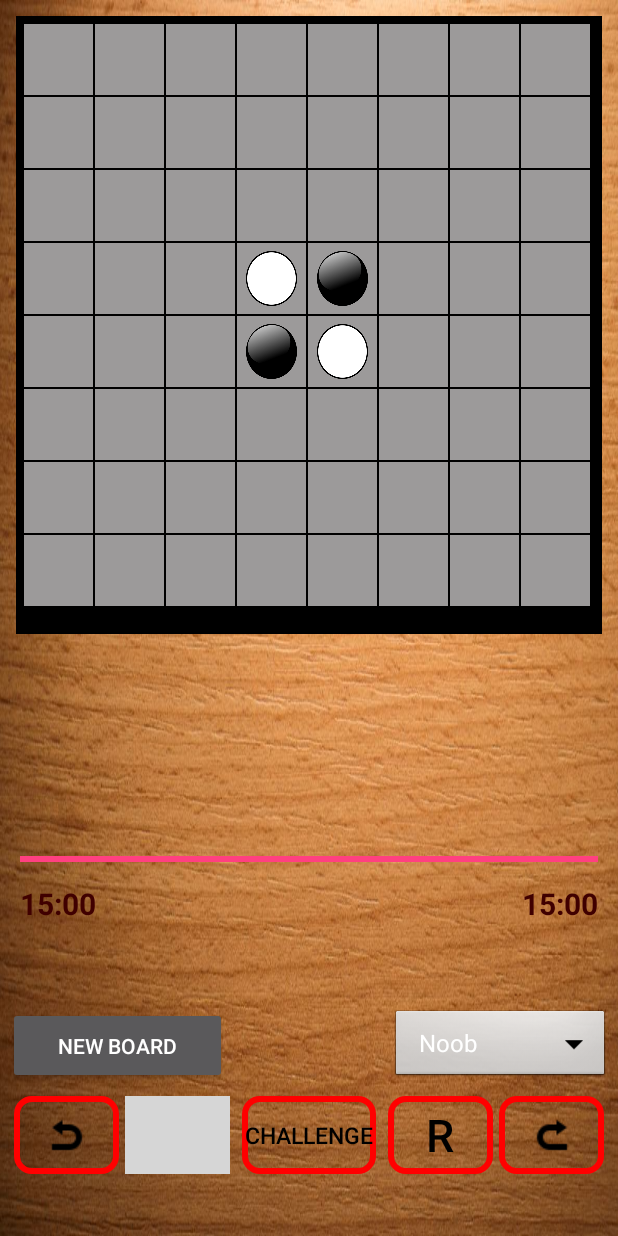
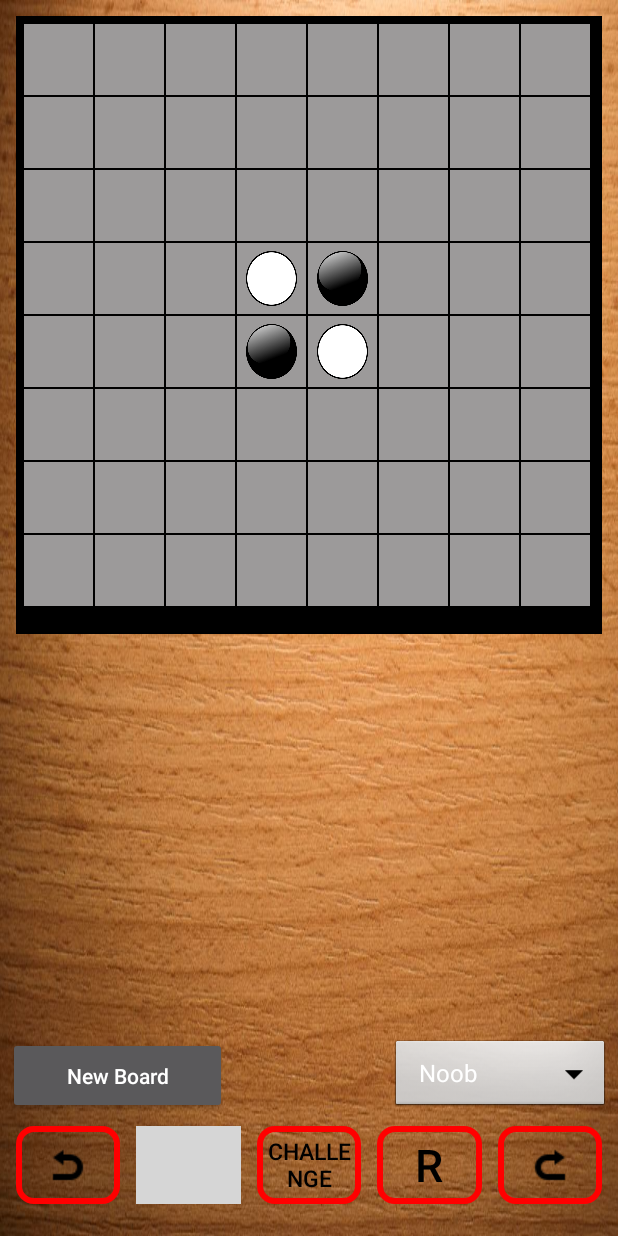
Before and after one commit to TaQuangTu/Othello_AI, an Android app: the MainActivity screen opened directly, with no data from a screen before it, on a phone screen of 412 x 824 dp. Run offline under Robolectric (Android 15) with nearby library versions, the phone set to English and light mode, and no system bars; 3 statements that could not run were skipped; grey boxes are pictures that could not be loaded.

```diff
--- a/app/src/main/res/layout/activity_main.xml
+++ b/app/src/main/res/layout/activity_main.xml
@@ -3,73 +3,94 @@
     xmlns:app="http://schemas.android.com/apk/res-auto"
     xmlns:tools="http://schemas.android.com/tools"
     android:layout_width="match_parent"
+    android:layout_height="match_parent"
     android:background="@drawable/table"
-    android:layout_height="match_parent"
     android:padding="5dp"
     tools:context=".view.MainActivity">
+
     <GridView
-        android:horizontalSpacing="1.5dp"
-        android:verticalSpacing="1.5dp"
-        android:padding="5dp"
-        android:background="#000000"
         android:id="@+id/gvBoard"
-        android:numColumns="8"
-        android:layout_margin="5dp"
         android:layout_width="match_parent"
         android:layout_height="100dp"
-        android:layout_marginEnd="8dp"
+        android:layout_margin="5dp"
         android:layout_marginLeft="8dp"
+        android:layout_marginTop="8dp"
         android:layout_marginRight="8dp"
-        android:layout_marginStart="8dp"
-        android:layout_marginTop="8dp"
+        android:background="#000000"
+        android:horizontalSpacing="1.5dp"
+        android:numColumns="8"
+        android:padding="5dp"
+        android:verticalSpacing="1.5dp"
         app:layout_constraintEnd_toEndOf="parent"
         app:layout_constraintStart_toStartOf="parent"
         app:layout_constraintTop_toTopOf="parent" />
 
     <ImageButton
         android:id="@+id/imbUndo"
-        android:layout_width="70dp"
+        android:layout_width="0dp"
         android:layout_height="52dp"
-        android:layout_marginBottom="36dp"
-        android:layout_marginLeft="4dp"
-        android:layout_marginStart="4dp"
+        android:layout_marginHorizontal="5dp"
+        android:layout_marginBottom="16dp"
         android:background="@drawable/button_frame"
         app:layout_constraintBottom_toBottomOf="parent"
+        app:layout_constraintEnd_toStartOf="@id/imbNewGame"
         app:layout_constraintStart_toStartOf="parent"
         app:srcCompat="@drawable/undo" />
 
     <ImageButton
         android:id="@+id/imbNewGame"
-        android:layout_width="70dp"
+        android:layout_width="0dp"
         android:layout_height="52dp"
-        android:layout_marginBottom="36dp"
-        android:layout_marginLeft="4dp"
-        android:layout_marginStart="4dp"
+        android:layout_marginHorizontal="5dp"
+        android:layout_marginBottom="16dp"
         android:background="@drawable/button_frame"
-        android:scaleType="fitXY"
         android:src="@drawable/restart"
         app:layout_constraintBottom_toBottomOf="parent"
+        app:layout_constraintEnd_toStartOf="@id/btn_challenge"
         app:layout_constraintStart_toEndOf="@+id/imbUndo" />
 
-    <ProgressBar
-        android:id="@+id/pbTime"
-        style="?android:attr/progressBarStyleHorizontal"
+    <Button
+        android:padding="2dp"
+        android:id="@+id/btn_challenge"
         android:layout_width="0dp"
-        android:layout_height="wrap_content"
+        android:layout_height="52dp"
+        android:layout_marginHorizontal="5dp"
         android:layout_marginBottom="16dp"
-        android:layout_marginEnd="8dp"
-        android:layout_marginLeft="8dp"
-        android:layout_marginRight="8dp"
-        android:layout_marginStart="8dp"
-        android:layout_marginTop="8dp"
-        android:backgroundTint="@color/colorPrimary"
-        android:max="15"
-        android:progress="15"
-        android:progressBackgroundTint="@color/colorAccent"
-        app:layout_constraintBottom_toTopOf="@+id/imbNewGame"
+        android:background="@drawable/button_frame"
+        android:text="Challenge"
+        android:textColor="#000000"
+        android:textSize="15sp"
+        app:layout_constraintBottom_toBottomOf="parent"
+        app:layout_constraintEnd_toStartOf="@id/btn_random"
+        app:layout_constraintStart_toEndOf="@+id/imbNewGame" />
+
+    <Button
+        android:id="@+id/btn_random"
+        android:layout_width="0dp"
+        android:layout_height="52dp"
+        android:layout_marginHorizontal="5dp"
+        android:layout_marginBottom="16dp"
+        android:background="@drawable/button_frame"
+        android:text="R"
+        android:textColor="#000000"
+        android:textSize="30sp"
+        app:layout_constraintBottom_toBottomOf="parent"
+        app:layout_constraintEnd_toStartOf="@id/imbRedo"
+        app:layout_constraintStart_toEndOf="@+id/btn_challenge" />
+
+    <ImageButton
+        android:id="@+id/imbRedo"
+        android:layout_width="0dp"
+        android:layout_height="52dp"
+        android:layout_marginHorizontal="5dp"
+        android:layout_marginRight="4dp"
+        android:layout_marginBottom="16dp"
+        android:background="@drawable/button_frame"
+        app:layout_constraintBottom_toBottomOf="parent"
         app:layout_constraintEnd_toEndOf="parent"
-        app:layout_constraintStart_toStartOf="parent"
-        app:layout_constraintTop_toBottomOf="@+id/gvBoard" />
+        app:layout_constraintStart_toEndOf="@+id/btn_random"
+        app:srcCompat="@drawable/redo" />
+
 
     <Button
         android:id="@+id/btResetBoard"
@@ -77,6 +98,7 @@
         android:layout_height="51dp"
         android:layout_marginBottom="8dp"
         android:text="New Board"
+        android:textAllCaps="false"
         app:layout_constraintBottom_toTopOf="@+id/imbNewGame"
         app:layout_constraintStart_toStartOf="parent" />
 
@@ -88,76 +110,4 @@
         android:background="@android:drawable/btn_dropdown"
         app:layout_constraintBottom_toTopOf="@+id/imbNewGame"
         app:layout_constraintEnd_toEndOf="parent" />
-
-    <ImageButton
-        android:id="@+id/imbRedo"
-        android:layout_width="70dp"
-        android:layout_height="52dp"
-        android:layout_marginBottom="36dp"
-        android:layout_marginEnd="4dp"
-        android:layout_marginRight="4dp"
-        android:background="@drawable/button_frame"
-        app:layout_constraintBottom_toBottomOf="parent"
-        app:layout_constraintEnd_toEndOf="parent"
-        app:srcCompat="@drawable/redo" />
-
-    <TextView
-        android:id="@+id/tv_time_player1"
-        android:layout_width="112dp"
-        android:layout_height="32dp"
-        android:layout_marginLeft="8dp"
-        android:layout_marginStart="8dp"
-        android:layout_marginTop="8dp"
-        android:text="15:00"
-        android:textStyle="bold"
-        android:textColor="#400000"
-        android:textSize="20sp"
-        app:layout_constraintStart_toStartOf="parent"
-        app:layout_constraintTop_toBottomOf="@+id/pbTime" />
-
-    <TextView
-        android:textStyle="bold"
-        android:id="@+id/tv_time_player2"
-        android:layout_width="112dp"
-        android:layout_height="32dp"
-        android:layout_marginEnd="8dp"
-        android:layout_marginRight="8dp"
-        android:layout_marginTop="8dp"
-        android:gravity="right"
-        android:text="15:00"
-        android:textColor="#400000"
-        android:textSize="20sp"
-        app:layout_constraintEnd_toEndOf="parent"
-        app:layout_constraintTop_toBottomOf="@+id/pbTime" />
-
-    <Button
-        android:id="@+id/btn_random"
-        android:layout_width="70dp"
-        android:layout_height="52dp"
-        android:layout_marginBottom="36dp"
-        android:layout_marginEnd="4dp"
-        android:layout_marginRight="4dp"
-        android:background="@drawable/button_frame"
-        android:text="R"
-        android:textColor="#000000"
-        android:textSize="30sp"
-        app:layout_constraintBottom_toBottomOf="parent"
-        app:layout_constraintEnd_toStartOf="@+id/imbRedo" />
-
-    <Button
-        android:id="@+id/btn_challenge"
-        android:layout_width="0dp"
-        android:layout_height="52dp"
-        android:layout_marginBottom="36dp"
-        android:layout_marginEnd="8dp"
-        android:layout_marginLeft="8dp"
-        android:layout_marginRight="8dp"
-        android:layout_marginStart="8dp"
-        android:background="@drawable/button_frame"
-        android:text="Challenge"
-        android:textColor="#000000"
-        android:textSize="15sp"
-        app:layout_constraintBottom_toBottomOf="parent"
-        app:layout_constraintEnd_toStartOf="@+id/btn_random"
-        app:layout_constraintStart_toEndOf="@+id/imbNewGame" />
 </android.support.constraint.ConstraintLayout>
```
